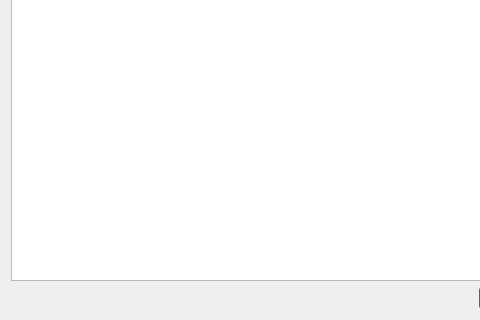
Old version of the form lv2g/acknowledge.ui in the repository csikfer/lanview2; both pictures show x 0 to 480 and y 191 to 511 of the 656 by 511 pixel window.
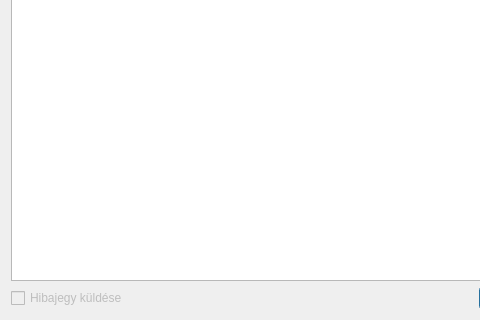
New version of the form.

```diff
--- a/lv2g/acknowledge.ui
+++ b/lv2g/acknowledge.ui
@@ -127,6 +127,16 @@
    </item>
    <item>
     <layout class="QHBoxLayout" name="horizontalLayout">
+     <item>
+      <widget class="QCheckBox" name="checkBoxTicket">
+       <property name="enabled">
+        <bool>false</bool>
+       </property>
+       <property name="text">
+        <string>Hibajegy küldése</string>
+       </property>
+      </widget>
+     </item>
      <item>
       <spacer name="horizontalSpacer">
        <property name="orientation">
```
